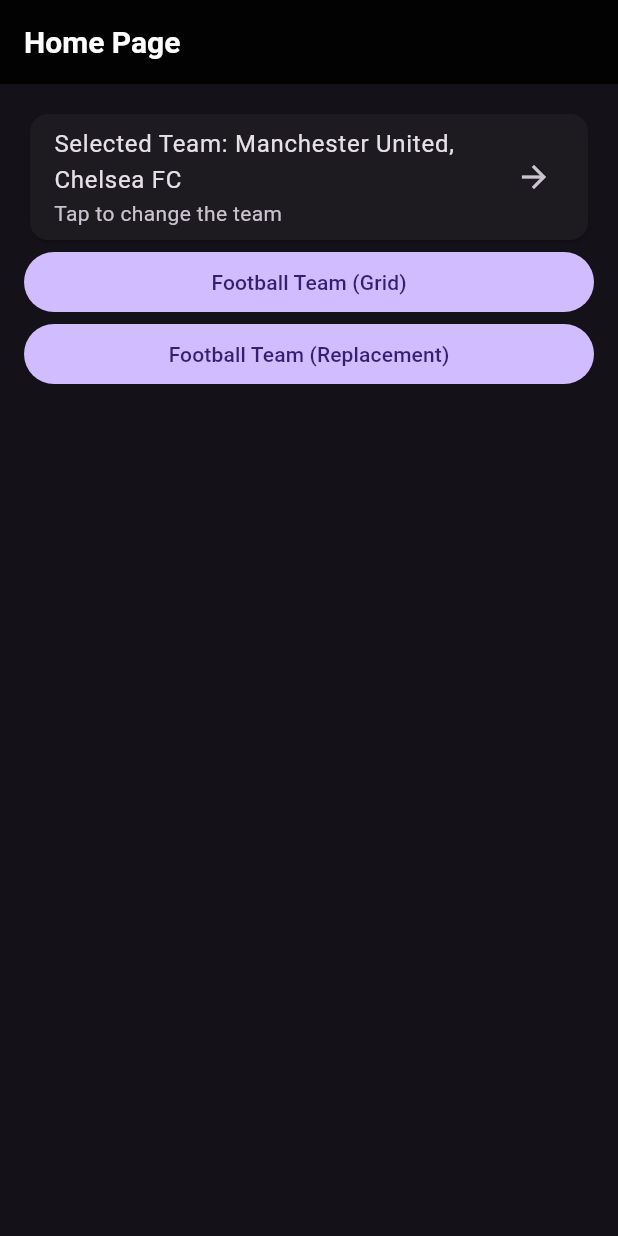
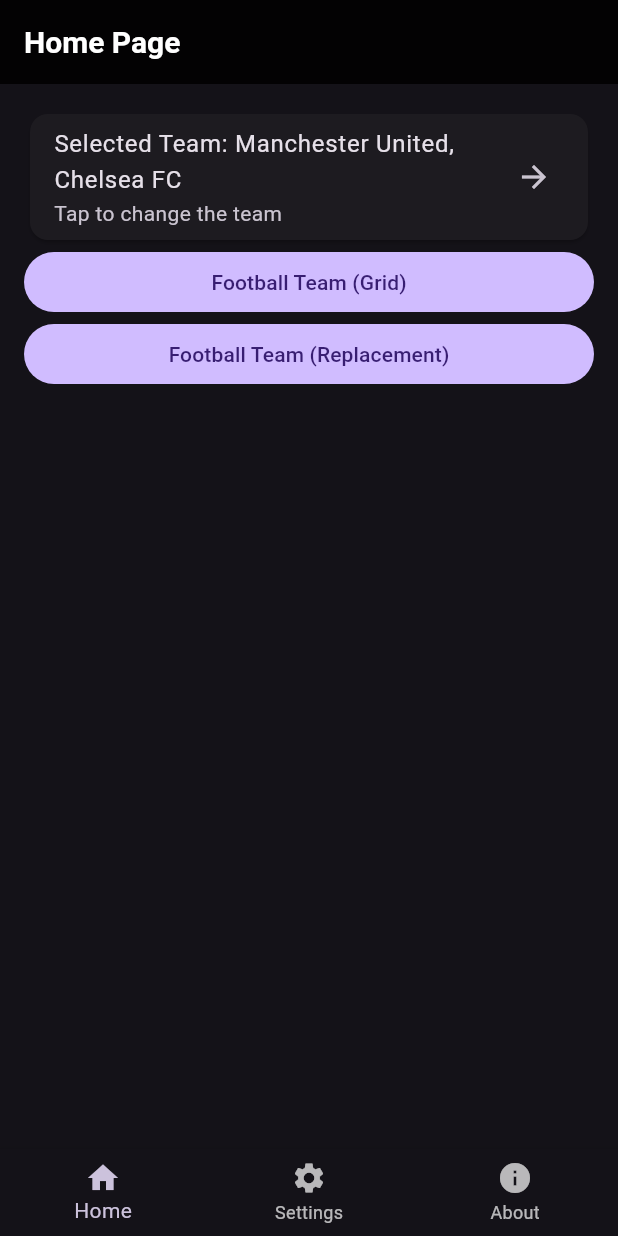
Before and after one commit to nixuiui/flutter-batch-7, a Flutter app: the screen it shows after launch, on a phone screen of 412 x 824 dp. Run offline on Flutter 3.47's test engine with Material 3 defaults, Android fonts, the phone set to English and light mode, and no system bars.

Commit message:
feat: add MainScreen with bottom navigation and integrate About and Settings screens

```diff
--- a/lib/consts/router_app.dart
+++ b/lib/consts/router_app.dart
@@ -1,13 +1,16 @@
 import 'package:flutter_batch_7/pages/day_4/gridview_builder_screen.dart';
+import 'package:flutter_batch_7/pages/day_5/main_screen.dart';
 
 import '../pages/day_5/home_page.dart';
 
 class RouterApp {
+  static const String main = '/main';
   static const String home = '/home';
   static const String footballTeamGrid = '/football-team-grid';
 }
 
 final routes = {
+  RouterApp.main: (context) => const MainScreen(),
   RouterApp.home: (context) => const HomePage(),
   RouterApp.footballTeamGrid: (context) => const GridViewBuilderScreen(),
 };
--- a/lib/main.dart
+++ b/lib/main.dart
@@ -41,7 +41,7 @@
         ),
       ),
       routes: routes,
-      initialRoute: RouterApp.home,
+      initialRoute: RouterApp.main,
     );
   }
 }
--- /dev/null
+++ b/lib/pages/day_5/main_screen.dart
@@ -0,0 +1,49 @@
+import 'package:flutter/material.dart';
+import 'package:flutter_batch_7/pages/day_5/abount_screen.dart';
+import 'package:flutter_batch_7/pages/day_5/home_page.dart';
+import 'package:flutter_batch_7/pages/day_5/setting_screen.dart';
+
+class MainScreen extends StatefulWidget {
+  const MainScreen({super.key});
+
+  @override
+  State<MainScreen> createState() => _MainScreenState();
+}
+
+class _MainScreenState extends State<MainScreen> {
+
+  var index = 0;
+
+  @override
+  Widget build(BuildContext context) {
+    return Scaffold(
+      body: [
+        HomePage(),
+        SettingScreen(),
+        AbountScreen(),
+      ][index],
+      bottomNavigationBar: BottomNavigationBar(
+        currentIndex: index,
+        onTap: (value) {
+          setState(() {
+            index = value;
+          });
+        },
+        items: const [
+          BottomNavigationBarItem(
+            icon: Icon(Icons.home),
+            label: 'Home',
+          ),
+          BottomNavigationBarItem(
+            icon: Icon(Icons.settings),
+            label: 'Settings',
+          ),
+          BottomNavigationBarItem(
+            icon: Icon(Icons.info),
+            label: 'About',
+          ),
+        ],
+      ),
+    );
+  }
+}
```
Also changed, not shown: lib/pages/day_5/abount_screen.dart (added, +25 -0 lines), lib/pages/day_5/setting_screen.dart (added, +36 -0 lines).
